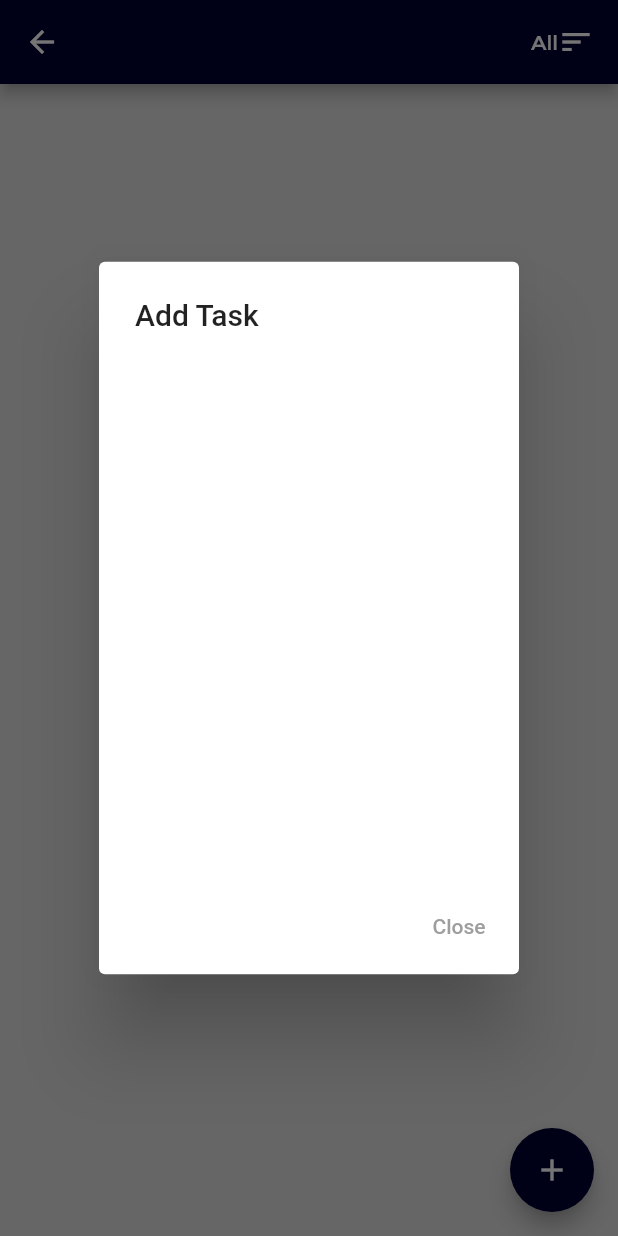
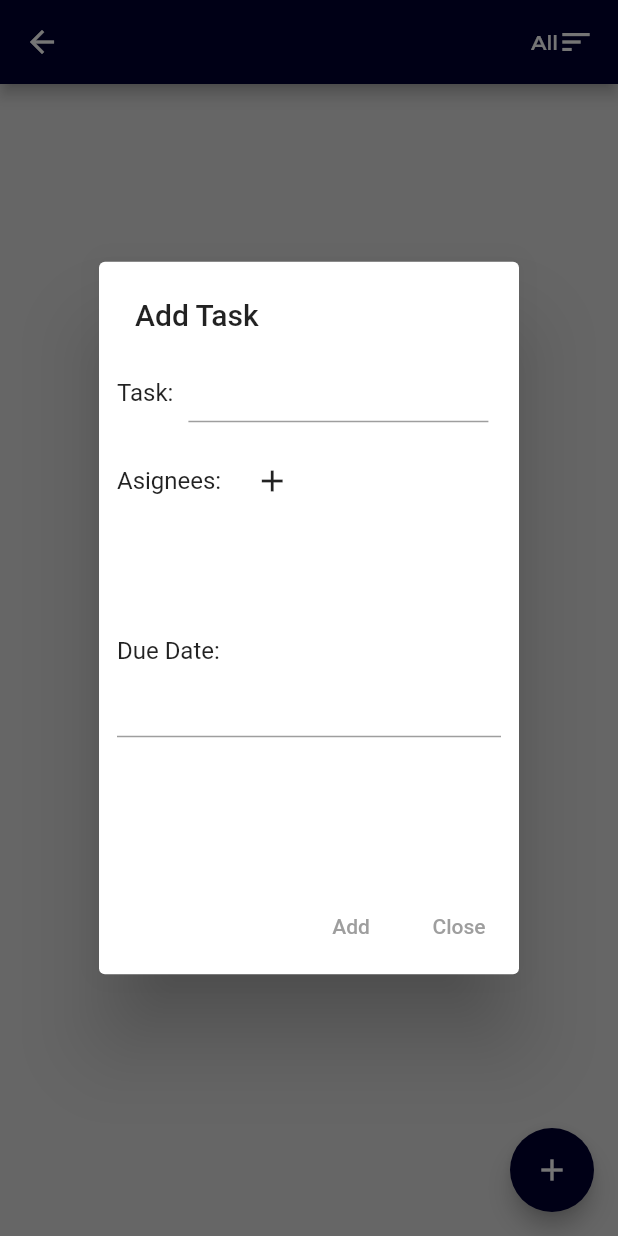
Before and after one commit to Rian55/report_app, a Flutter app: the trello_board screen opened directly, after a tap on the "add" icon, on a phone screen of 412 x 824 dp. Run offline on Flutter 3.47's test engine with Material 2 defaults, Android fonts, the phone set to English and light mode, and no system bars; drawn by our look-alikes of datetime_picker_formfield; our stand-ins replace cloud_firestore, firebase_core; accounts and stored records are empty.

Commit message:
added float button and dialog with form

```diff
--- a/lib/screens/board.dart
+++ b/lib/screens/board.dart
@@ -1,5 +1,7 @@
 import 'package:cloud_firestore/cloud_firestore.dart';
 import 'package:flutter/material.dart';
+import 'package:datetime_picker_formfield/datetime_picker_formfield.dart';
+import 'package:intl/intl.dart';
 
 import '../widgets/member_list.dart';
 import '../widgets/trello_card.dart';
@@ -25,6 +27,7 @@ class _trello_board extends State<trello_board> {
   String current_list = "All";
   List<trello_card> _tasks = [];
   String selectval = "All";
+  String dialogVal = "All";
 
   @override
   void initState() {
@@ -148,7 +151,13 @@ class _trello_board extends State<trello_board> {
   }
 
   void add_card_dialog(BuildContext context){
+    String title;
+    List<dynamic> members = [];
+    List<String> dueDate;
+
     showDialog(context: context, builder:(BuildContext context){
+      return StatefulBuilder(
+        builder: (context, setState) {
           return AlertDialog(
             contentPadding: const EdgeInsets.fromLTRB(12.0, 20.0, 12.0, 24.0),
             title: const Text("Add Task"),
@@ -156,15 +165,86 @@ class _trello_board extends State<trello_board> {
               height: 320,
               child: Column(
                 children: [
-
+                  Row(
+                    children: [
+                      Text("Task:"),
+                      SizedBox(width:10),
+                      Container(
+                        width: 200,
+                        height: 40,
+                        child: TextField(
+                        onChanged: (text){title = text;},
+                    ),
+                      ),
+                  ]
+                  ),
+                  SizedBox(height: 15,),
+                  Row(
+                    children: [
+                      Text("Asignees:"),
+                      SizedBox(width:10),
+                      PopupMenuButton(itemBuilder: (BuildContext context){
+                        return widget.members.map((choice) {
+                          return PopupMenuItem(child: Text(choice.toString()), value: choice.toString(),);
+                        }).toList();
+                      },
+                        onSelected: (choice){
+                          if(!members.contains(choice)) {
+                              members.add(choice);
+                              setState(() {});
+                            }else{
+                            members.remove(choice);
+                          }
+                          },
+                        icon: Icon(Icons.add),
+                      )
+                    ],
+                  ),
+                  SizedBox(height: 15,),
+                  SizedBox(
+                    height: 45,
+                    child: member_list(function: null, SIZE: 20, members: members),
+                  ),
+                  SizedBox(height: 20,),
+                  BasicDateTimeField(),
                 ],
               ),
             ),
             actions: <Widget>[
-          TextButton(onPressed: (){Navigator.of(context).pop();}, child: const Text("Close"))
+              TextButton(onPressed: (){Navigator.of(context).pop();}, child: const Text("Add")),
+              TextButton(onPressed: (){Navigator.of(context).pop();}, child: const Text("Close")),
             ],
           );
         }
       );
     }
+    );
   }
+
+}
+class BasicDateTimeField extends StatelessWidget {
+  final format = DateFormat("yyyy-MM-dd");
+
+  @override
+  Widget build(BuildContext context) {
+    return Column(
+      crossAxisAlignment: CrossAxisAlignment.start,
+      children: <Widget>[
+      Text('Due Date:'),
+      DateTimeField(
+        format: format,
+        onShowPicker: (context, currentValue) async {
+          final date = await showDatePicker(
+              context: context,
+              firstDate: DateTime(1900),
+              initialDate: currentValue ?? DateTime.now(),
+              lastDate: DateTime(2100));
+
+          return currentValue;
+
+        },
+      ),
+    ],
+    );
+  }
+}
--- a/pubspec.yaml
+++ b/pubspec.yaml
@@ -38,6 +38,7 @@ dependencies:
   firebase_database: ^9.0.16
   firebase_auth: ^3.3.20
   cloud_firestore: ^3.1.18
+  datetime_picker_formfield: ^2.0.0
 
 dev_dependencies:
   flutter_test:
```
Also changed, not shown: pubspec.lock. Lines whose indentation alone changed are shown as unchanged.
